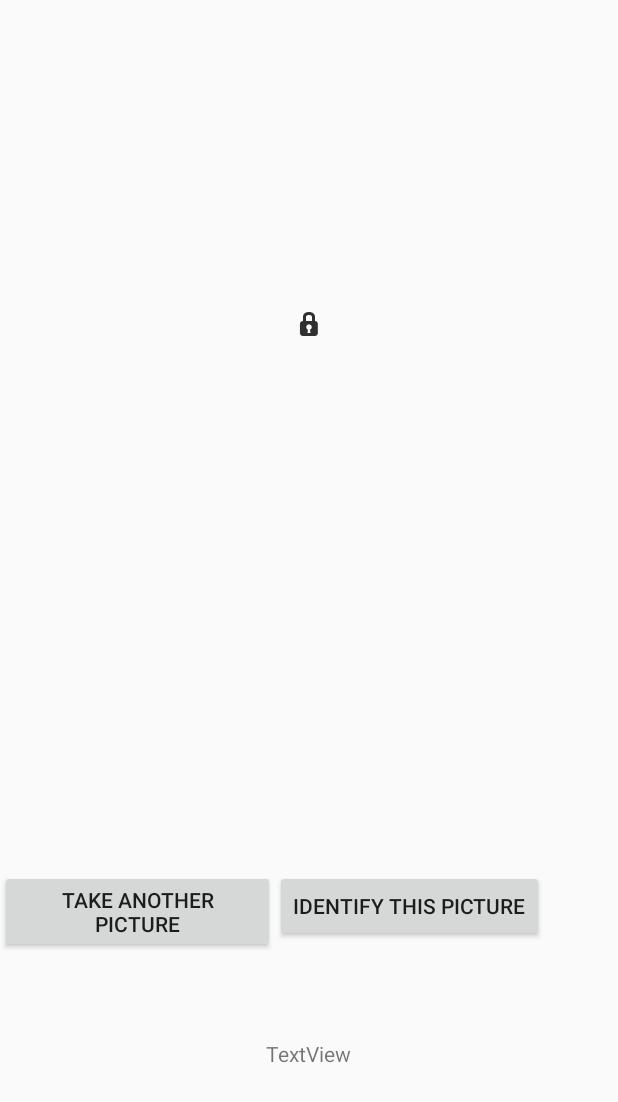
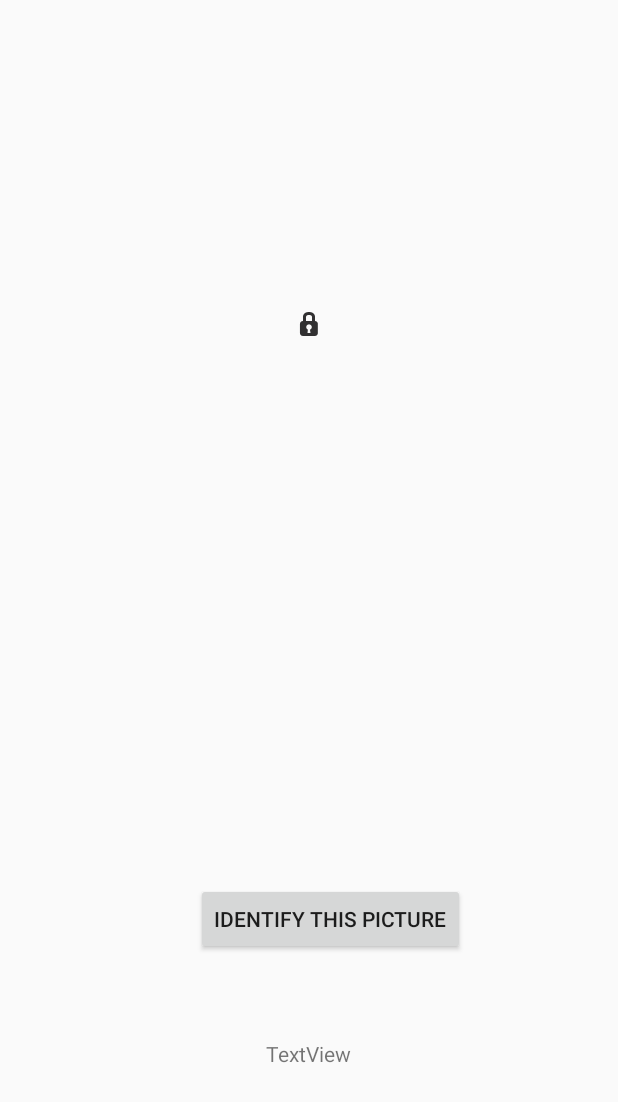
Before and after one commit to NickDuggar/RecycleMe, an Android app: the layout activity_identify.xml on its own in the app's theme, with its tools: preview values and no code run, on a phone screen of 412 x 824 dp. Shown: the top 1102 px of the screen. Run offline under Robolectric (Android 15) with nearby library versions, the phone set to English and light mode, and no system bars; network calls fail.

Commit message:
Should fix IdentifyActivity method display

```diff
--- a/app/src/main/res/layout/activity_identify.xml
+++ b/app/src/main/res/layout/activity_identify.xml
@@ -17,17 +17,6 @@
         tools:layout_editor_absoluteX="163dp"
         tools:layout_editor_absoluteY="381dp" />
 
-    <Button
-        android:id="@+id/button_another"
-        android:layout_width="wrap_content"
-        android:layout_height="wrap_content"
-        android:layout_alignTop="@+id/button_identify"
-        android:layout_toStartOf="@+id/button_identify"
-        android:onClick="anotherButtonClicked"
-        android:text="Take another picture"
-        tools:layout_editor_absoluteX="42dp"
-        tools:layout_editor_absoluteY="312dp" />
-
     <ImageView
         android:id="@+id/imageView"
         android:layout_width="wrap_content"
@@ -43,10 +32,10 @@
         android:id="@+id/button_identify"
         android:layout_width="wrap_content"
         android:layout_height="wrap_content"
+        android:layout_alignParentEnd="true"
         android:layout_alignParentBottom="true"
-        android:layout_alignParentEnd="true"
-        android:layout_marginBottom="196dp"
-        android:layout_marginEnd="49dp"
+        android:layout_marginEnd="102dp"
+        android:layout_marginBottom="187dp"
         android:onClick="identifyButtonPressed"
         android:text="Identify this picture"
         tools:layout_editor_absoluteX="193dp"
```
Also changed, not shown: app/src/main/java/recycleme/nickduggar/com/recycleme/IdentifyActivity.java (+15 -9 lines), app/src/main/java/recycleme/nickduggar/com/recycleme/MainActivity.java (+15 -6 lines).
